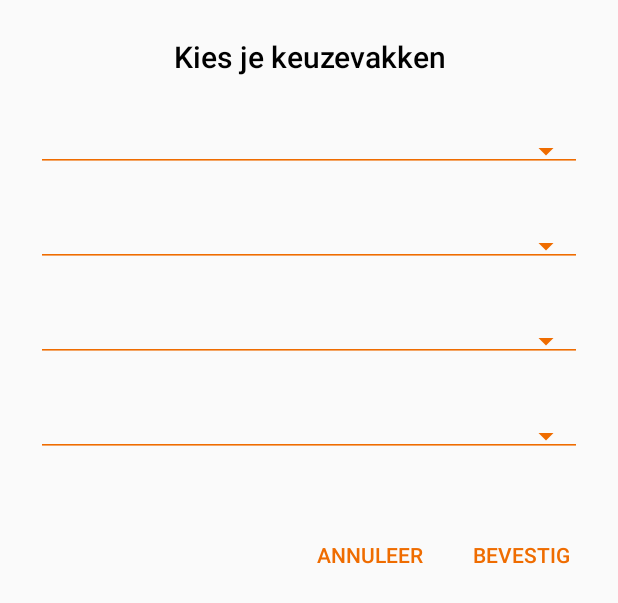
After one commit to martijnd/Studiecheck, an Android app: the layout window_choosesubject.xml on its own in the app's theme, with its tools: preview values and no code run, on a phone screen of 412 x 824 dp. The commit adds this screen. Shown: the top 603 px of the screen. Run offline under Robolectric (Android 15) with nearby library versions, the phone set to English and light mode, and no system bars.

Commit message:
Swipe layout werkend

```diff
--- a/app/src/main/AndroidManifest.xml
+++ b/app/src/main/AndroidManifest.xml
@@ -20,7 +20,7 @@
         <activity android:name=".VakkenlijstSlideActivity">
         </activity>
         <activity android:name=".KeuzevakDialog"
-            android:theme= "@android:style/Theme.Dialog">
+            android:theme= "@style/AppTheme.PopTheme">
         </activity>
         <activity android:name=".VoortgangActivity">
         </activity>
--- a/app/src/main/java/nl/martijndorsman/studiecheck/VakkenlijstSlideActivity.java
+++ b/app/src/main/java/nl/martijndorsman/studiecheck/VakkenlijstSlideActivity.java
@@ -34,12 +34,7 @@ public class VakkenlijstSlideActivity extends FragmentActivity {
 
     @Override
     public void onBackPressed() {
-        if(viewPager.getCurrentItem() == 0){
             super.onBackPressed();
-        }
-        else {
-            viewPager.setCurrentItem(viewPager.getCurrentItem() - 1);
-        }
     }
 
     private class ScreenSlidePagerAdapter extends FragmentStatePagerAdapter {
--- a/app/src/main/java/nl/martijndorsman/studiecheck/ViewAdapter.java
+++ b/app/src/main/java/nl/martijndorsman/studiecheck/ViewAdapter.java
@@ -45,6 +45,7 @@ public class ViewAdapter extends RecyclerView.Adapter<Holder> {
             this.context = context;
             this.courses = courses;
         }
+
 
         @Override
         public Holder onCreateViewHolder(ViewGroup parent, int viewType) {
--- /dev/null
+++ b/app/src/main/res/layout/window_choosesubject.xml
@@ -0,0 +1,90 @@
+<?xml version="1.0" encoding="utf-8"?>
+<RelativeLayout xmlns:android="http://schemas.android.com/apk/res/android"
+    android:layout_width="wrap_content"
+    android:layout_height="wrap_content"
+    xmlns:app="http://schemas.android.com/apk/res-auto"
+    android:elevation="24dp"
+    android:padding="24dp">
+    <TextView
+        android:id="@+id/tvSubjectchooser"
+        android:layout_width="match_parent"
+        android:layout_height="wrap_content"
+        android:layout_centerHorizontal="true"
+        android:fontFamily="sans-serif-medium"
+        android:gravity="center"
+        android:text="@string/kiesjekeuzevakken"
+        android:textColor="@android:color/black"
+        android:textSize="20sp" />
+
+    <android.support.v7.widget.AppCompatSpinner
+        android:id="@+id/subjectSpinner1"
+        android:layout_width="fill_parent"
+        android:layout_height="wrap_content"
+        android:layout_alignParentLeft="true"
+        android:layout_alignParentStart="true"
+        android:layout_below="@+id/tvSubjectchooser"
+        android:layout_marginTop="36dp"
+        style="@style/Widget.AppCompat.Spinner.Underlined"
+        app:backgroundTint="@color/colorPrimary"/>
+
+    <android.support.v7.widget.AppCompatSpinner
+        android:id="@+id/subjectSpinner2"
+        android:layout_width="fill_parent"
+        android:layout_height="wrap_content"
+        android:layout_alignParentLeft="true"
+        android:layout_alignParentStart="true"
+        android:layout_below="@+id/subjectSpinner1"
+        android:layout_marginTop="36dp"
+        style="@style/Widget.AppCompat.Spinner.Underlined"
+        app:backgroundTint="@color/colorPrimary"/>
+
+    <android.support.v7.widget.AppCompatSpinner
+        android:id="@+id/subjectSpinner3"
+        android:layout_width="fill_parent"
+        android:layout_height="wrap_content"
+        android:layout_alignParentLeft="true"
+        android:layout_alignParentStart="true"
+        android:layout_below="@+id/subjectSpinner2"
+        android:layout_marginTop="36dp"
+        style="@style/Widget.AppCompat.Spinner.Underlined"
+        app:backgroundTint="@color/colorPrimary"/>
+
+    <android.support.v7.widget.AppCompatSpinner
+        android:id="@+id/subjectSpinner4"
+        android:layout_width="fill_parent"
+        android:layout_height="wrap_content"
+        android:layout_alignParentLeft="true"
+        android:layout_alignParentStart="true"
+        android:layout_below="@+id/subjectSpinner3"
+        android:layout_marginTop="36dp"
+        style="@style/Widget.AppCompat.Spinner.Underlined"
+        app:backgroundTint="@color/colorPrimary"/>
+
+    <Button
+        android:id="@+id/subjectButton"
+        style="@style/Widget.AppCompat.Button.Borderless.Colored"
+        android:layout_width="wrap_content"
+        android:layout_height="36dp"
+        android:layout_marginTop="47dp"
+        android:minWidth="64dp"
+        android:padding="8dp"
+        android:text="@string/bevestig"
+        android:layout_below="@+id/subjectSpinner4"
+        android:layout_alignParentRight="true"
+        android:layout_alignParentEnd="true" />
+
+    <Button
+        android:id="@+id/cancelButton2"
+        style="@style/Widget.AppCompat.Button.Borderless.Colored"
+        android:layout_width="wrap_content"
+        android:layout_height="36dp"
+        android:layout_alignTop="@+id/subjectButton"
+        android:layout_marginEnd="17dp"
+        android:layout_marginRight="17dp"
+        android:layout_toLeftOf="@+id/subjectButton"
+        android:layout_toStartOf="@+id/subjectButton"
+        android:minWidth="64dp"
+        android:padding="8dp"
+        android:text="@string/annuleer" />
+
+</RelativeLayout>
--- a/app/src/main/res/values/styles.xml
+++ b/app/src/main/res/values/styles.xml
@@ -1,10 +1,16 @@
 <resources>
 
     <!-- Base application theme. -->
-    <style name="AppTheme" parent="android:Theme.Material.Light.NoActionBar">
+    <style name="AppTheme" parent="Theme.AppCompat.Light.NoActionBar">
+        <!-- Customize your theme here. -->
         <item name="colorPrimary">@color/colorPrimary</item>
         <item name="colorPrimaryDark">@color/colorPrimaryDark</item>
         <item name="colorAccent">@color/colorAccent</item>
     </style>
 
+    <style name="AppTheme.PopTheme">
+        <item name="android:windowIsTranslucent">true</item>
+        <item name="android:windowCloseOnTouchOutside">true</item>
+    </style>
+
 </resources>
```
Also changed, not shown: app/src/main/java/nl/martijndorsman/studiecheck/KeuzevakDialog.java (+82 -42 lines), app/src/main/java/nl/martijndorsman/studiecheck/MainActivity.java (+25 -4 lines), app/src/main/java/nl/martijndorsman/studiecheck/fragments/VakkenlijstFragmentFour.java (+11 -44 lines), app/src/main/java/nl/martijndorsman/studiecheck/fragments/VakkenlijstFragmentOne.java (+6 -15 lines), app/src/main/java/nl/martijndorsman/studiecheck/fragments/VakkenlijstFragmentThree.java (+6 -1 lines), app/src/main/java/nl/martijndorsman/studiecheck/fragments/VakkenlijstFragmentTwo.java (+6 -1 lines), app/src/main/java/nl/martijndorsman/studiecheck/models/Vakkenlijst.java (+26 -11 lines), app/src/main/res/layout/choosetablewindow.xml (deleted, +0 -57 lines), app/src/main/res/layout/spinner_item.xml (added, +12 -0 lines).
